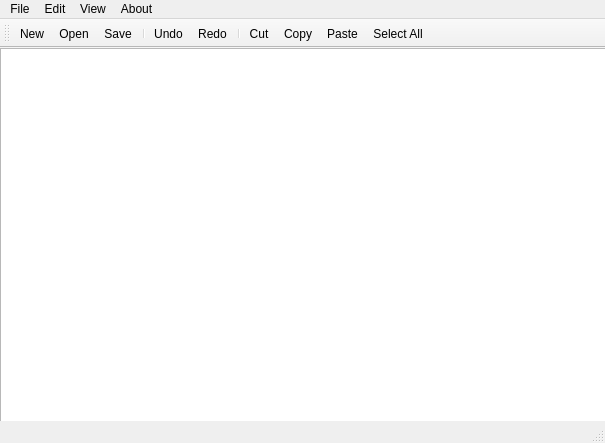
Old version of the form texteditor.ui in the repository JohnsonLu3/TextEditor.
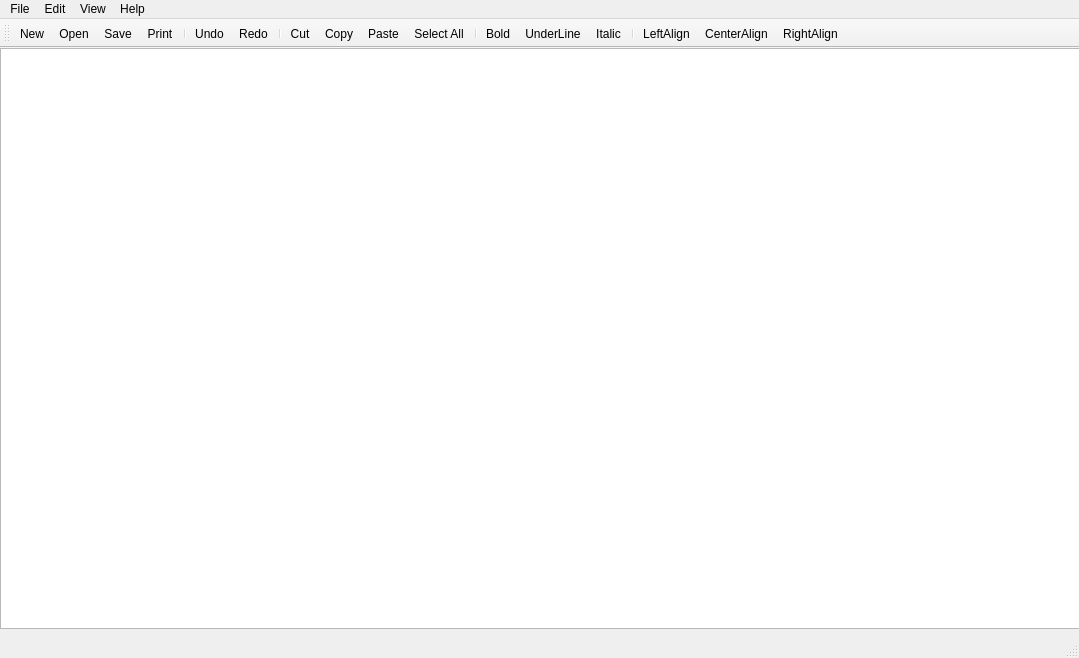
New version of the form. Icons and pictures are not drawn.

Commit message: Added About popup dialog, Added Quit program functionality Added More Icons : Left/Center/Right Align and B/I/U

Patch:
```diff
--- a/texteditor.ui
+++ b/texteditor.ui
@@ -6,8 +6,8 @@
    <rect>
     <x>0</x>
     <y>0</y>
-    <width>605</width>
-    <height>443</height>
+    <width>1079</width>
+    <height>658</height>
    </rect>
   </property>
   <property name="windowTitle">
@@ -19,8 +19,8 @@
      <rect>
       <x>0</x>
       <y>0</y>
-      <width>611</width>
-      <height>391</height>
+      <width>1081</width>
+      <height>581</height>
      </rect>
     </property>
    </widget>
@@ -30,7 +30,7 @@
     <rect>
      <x>0</x>
      <y>0</y>
-     <width>605</width>
+     <width>1079</width>
      <height>21</height>
     </rect>
    </property>
@@ -67,7 +67,7 @@
    </widget>
    <widget class="QMenu" name="menuAbout">
     <property name="title">
-     <string>About</string>
+     <string>Help</string>
     </property>
    </widget>
    <addaction name="menuFile"/>
@@ -85,6 +85,7 @@
    <addaction name="actionNew"/>
    <addaction name="actionOpen"/>
    <addaction name="actionSave"/>
+   <addaction name="actionPrint"/>
    <addaction name="separator"/>
    <addaction name="actionUndo"/>
    <addaction name="actionRedo"/>
@@ -93,6 +94,14 @@
    <addaction name="actionCopy"/>
    <addaction name="actionPaste"/>
    <addaction name="actionSelect_All"/>
+   <addaction name="separator"/>
+   <addaction name="actionBold"/>
+   <addaction name="actionUnderLine"/>
+   <addaction name="actionItalic"/>
+   <addaction name="separator"/>
+   <addaction name="actionLeftAlign"/>
+   <addaction name="actionCenterAlign"/>
+   <addaction name="actionRightAlign"/>
   </widget>
   <widget class="QStatusBar" name="statusBar"/>
   <action name="actionNew">
@@ -214,6 +223,79 @@
     <string>Save</string>
    </property>
   </action>
+  <action name="actionAbout">
+   <property name="text">
+    <string>About</string>
+   </property>
+  </action>
+  <action name="actionBold">
+   <property name="icon">
+    <iconset resource="icons.qrc">
+     <normaloff>:/assets/icons/Bold.png</normaloff>:/assets/icons/Bold.png</iconset>
+   </property>
+   <property name="text">
+    <string>Bold</string>
+   </property>
+  </action>
+  <action name="actionUnderLine">
+   <property name="icon">
+    <iconset resource="icons.qrc">
+     <normaloff>:/assets/icons/Underline.png</normaloff>:/assets/icons/Underline.png</iconset>
+   </property>
+   <property name="text">
+    <string>UnderLine</string>
+   </property>
+  </action>
+  <action name="actionItalic">
+   <property name="icon">
+    <iconset resource="icons.qrc">
+     <normaloff>:/assets/icons/Italic.png</normaloff>:/assets/icons/Italic.png</iconset>
+   </property>
+   <property name="text">
+    <string>Italic</string>
+   </property>
+  </action>
+  <action name="actionLeftAlign">
+   <property name="icon">
+    <iconset resource="icons.qrc">
+     <normaloff>:/assets/icons/leftAlign.png</normaloff>:/assets/icons/leftAlign.png</iconset>
+   </property>
+   <property name="text">
+    <string>LeftAlign</string>
+   </property>
+  </action>
+  <action name="actionCenterAlign">
+   <property name="icon">
+    <iconset resource="icons.qrc">
+     <normaloff>:/assets/icons/CenterAlign.png</normaloff>:/assets/icons/CenterAlign.png</iconset>
+   </property>
+   <property name="text">
+    <string>CenterAlign</string>
+   </property>
+  </action>
+  <action name="actionRightAlign">
+   <property name="icon">
+    <iconset resource="icons.qrc">
+     <normaloff>:/assets/icons/RightAlign.png</normaloff>:/assets/icons/RightAlign.png</iconset>
+   </property>
+   <property name="text">
+    <string>RightAlign</string>
+   </property>
+  </action>
+  <action name="actionPrint">
+   <property name="icon">
+    <iconset resource="icons.qrc">
+     <normaloff>:/assets/icons/print.png</normaloff>:/assets/icons/print.png</iconset>
+   </property>
+   <property name="text">
+    <string>Print</string>
+   </property>
+  </action>
+  <action name="actionQuit">
+   <property name="text">
+    <string>Quit</string>
+   </property>
+  </action>
  </widget>
  <layoutdefault spacing="6" margin="11"/>
  <resources>
```
Left out of the diff: 7 changed lines with no effect on the pictures. The commit also changes 13 other files.
